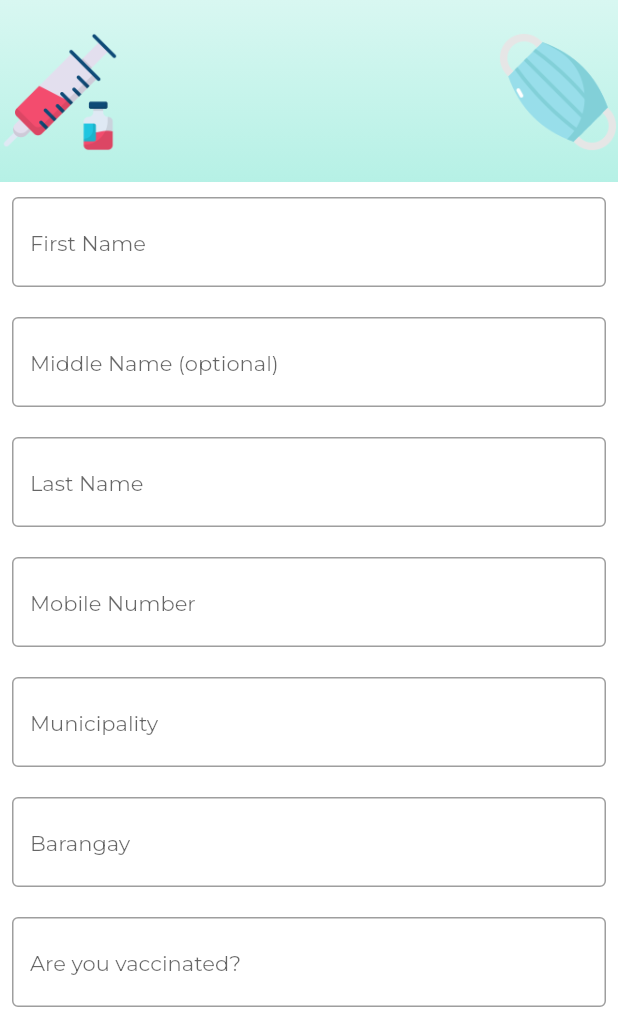
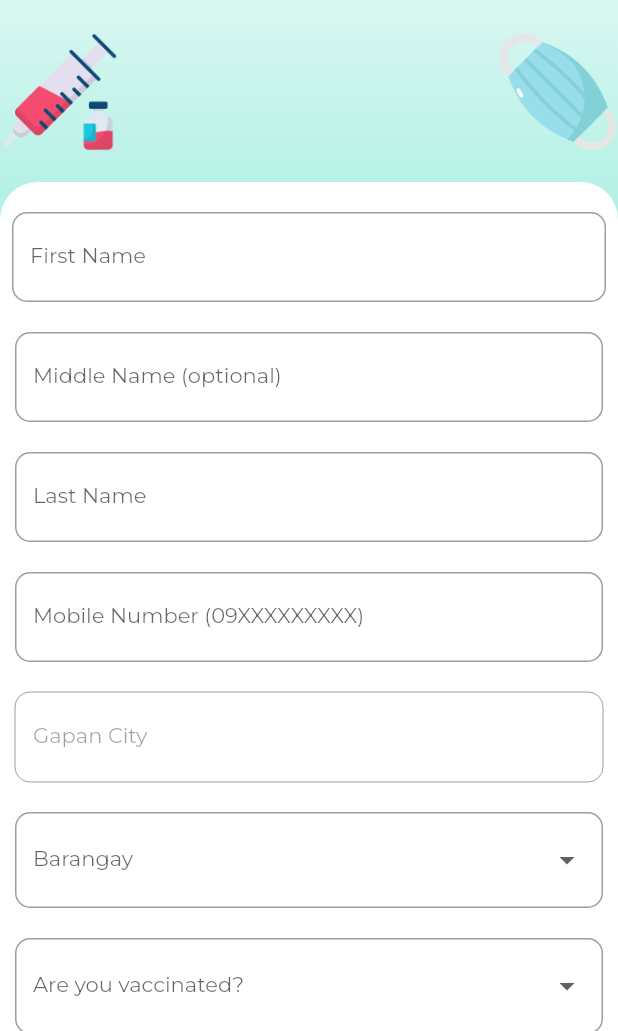
Before and after one commit to ilaynicholas/sp-mobile, a Flutter app: the screen it shows after launch, after a tap on "REGISTER", on a phone screen of 412 x 824 dp, the part 205-1236 px from its top. Run offline on Flutter 3.47's test engine with Material 2 defaults, Android fonts, the phone set to English and light mode, and no system bars; our stand-ins replace cloud_firestore, firebase_auth, firebase_core, google_fonts; accounts and stored records are empty; network calls fail.

Commit message:
added drowpdown select fields, form validation, and initial nav bar

```diff
--- a/lib/screens/register_user_screen.dart
+++ b/lib/screens/register_user_screen.dart
@@ -1,6 +1,8 @@
 import 'package:flutter/material.dart';
 import 'package:firebase_auth/firebase_auth.dart';
 import 'package:cloud_firestore/cloud_firestore.dart';
+
+import 'qr_screen.dart';
 
 class RegisterUserScreen extends StatefulWidget {
   const RegisterUserScreen({ Key? key }) : super(key: key);
@@ -16,11 +18,42 @@ class _RegisterUserScreenState extends State<RegisterUserScreen> {
   final middleNameController = TextEditingController();
   final lastNameController = TextEditingController();
   final numberController = TextEditingController();
-  final municipalityController = TextEditingController();
-  final barangayController = TextEditingController();
-  final vaccinationStatusController = TextEditingController();
 
   FirebaseAuth auth = FirebaseAuth.instance;
+
+  String? _selectedValueBarangay;
+  String? _selectedValueStatus;
+  List<String> barangays = [
+    "Balante",
+    "Bayanihan",
+    "Bulak",
+    "Bungo",
+    "Kapalangan",
+    "Mabuga",
+    "Maburak",
+    "Macabaklay",
+    "Mahipon",
+    "Malimba",
+    "Mangino",
+    "Marelo",
+    "Pambuan",
+    "Parcutela",
+    "Puting Tubig",
+    "San Lorenzo",
+    "San Nicolas",
+    "San Roque",
+    "San Vicente",
+    "Santa Cruz",
+    "Santo Cristo Norte",
+    "Santo Cristo Sur",
+    "Santo Niño"
+  ];
+  List<String> vaccinationStatuses = [
+    "Fully vaccinated with booster shot",
+    "Fully vaccinated without booster shot",
+    "One dose only",
+    "Not yet vaccinated"
+  ];
 
   @override
   void dispose() {
@@ -28,10 +61,6 @@ class _RegisterUserScreenState extends State<RegisterUserScreen> {
     middleNameController.dispose();
     lastNameController.dispose();
     numberController.dispose();
-    numberController.dispose();
-    municipalityController.dispose();
-    barangayController.dispose();
-    vaccinationStatusController.dispose();
     super.dispose();
   }
 
@@ -115,13 +144,20 @@ class _RegisterUserScreenState extends State<RegisterUserScreen> {
               ),
               const Padding(padding: EdgeInsets.symmetric(vertical: 10)),
               Container(
-                color: Colors.white,
+                decoration: const BoxDecoration(
+                  borderRadius: BorderRadius.only(
+                    topLeft: Radius.circular(25.0),
+                    topRight: Radius.circular(25.0)
+                  ),
+                  color: Colors.white
+                ),
                 child: Form(
                   key: _formKey,
+                  autovalidateMode: AutovalidateMode.disabled,
                   child: Column(
                     children: [
                       Padding(
-                        padding: const EdgeInsets.symmetric(horizontal: 8, vertical: 10),
+                        padding: const EdgeInsets.fromLTRB(8, 20, 8, 10),
                         child: TextFormField(
                           controller: firstNameController,
                           validator: (value) {
@@ -129,25 +165,29 @@ class _RegisterUserScreenState extends State<RegisterUserScreen> {
                             return null;
                           },
                           decoration: const InputDecoration(
-                            border: OutlineInputBorder(),
-                            hintText: "First Name",
-                            hintStyle: TextStyle(fontSize: 14)
+                            border: OutlineInputBorder(
+                              borderRadius: BorderRadius.all(Radius.circular(10))
+                            ),
+                            labelText: "First Name",
+                            labelStyle: TextStyle(fontSize: 14)
                           )
                         )
                       ),
                       Padding(
-                        padding: const EdgeInsets.symmetric(horizontal: 8, vertical: 10),
+                        padding: const EdgeInsets.symmetric(horizontal: 10, vertical: 10),
                         child: TextFormField(
                           controller: middleNameController,
                           decoration: const InputDecoration(
-                            border: OutlineInputBorder(),
-                            hintText: "Middle Name (optional)",
-                            hintStyle: TextStyle(fontSize: 14)
+                            border: OutlineInputBorder(
+                              borderRadius: BorderRadius.all(Radius.circular(10))
+                            ),
+                            labelText: "Middle Name (optional)",
+                            labelStyle: TextStyle(fontSize: 14)
                           )
                         )
                       ),
                       Padding(
-                        padding: const EdgeInsets.symmetric(horizontal: 8, vertical: 10),
+                        padding: const EdgeInsets.symmetric(horizontal: 10, vertical: 10),
                         child: TextFormField(
                           controller: lastNameController,
                           validator: (value) {
@@ -155,70 +195,112 @@ class _RegisterUserScreenState extends State<RegisterUserScreen> {
                             return null;
                           },
                           decoration: const InputDecoration(
-                            border: OutlineInputBorder(),
-                            hintText: "Last Name",
-                            hintStyle: TextStyle(fontSize: 14)
+                            border: OutlineInputBorder(
+                              borderRadius: BorderRadius.all(Radius.circular(10))
+                            ),
+                            labelText: "Last Name",
+                            labelStyle: TextStyle(fontSize: 14)
                           )
                         )
                       ),
                       Padding(
-                        padding: const EdgeInsets.symmetric(horizontal: 8, vertical: 10),
+                        padding: const EdgeInsets.symmetric(horizontal: 10, vertical: 10),
                         child: TextFormField(
                           controller: numberController,
                           validator: (value) {
                             if(value == null || value.isEmpty) return "Please enter your mobile number";
+                            if(value.length != 9) return "Please enter 11 digits";
                             return null;
                           },
                           decoration: const InputDecoration(
-                            border: OutlineInputBorder(),
-                            hintText: "Mobile Number",
-                            hintStyle: TextStyle(fontSize: 14)
+                            border: OutlineInputBorder(
+                              borderRadius: BorderRadius.all(Radius.circular(10))
+                            ),
+                            labelText: "Mobile Number (09XXXXXXXXX)",
+                            labelStyle: TextStyle(fontSize: 14),
+                            prefixText: "09"
                           )
                         )
                       ),
                       Padding(
-                        padding: const EdgeInsets.symmetric(horizontal: 8, vertical: 10),
+                        padding: const EdgeInsets.symmetric(horizontal: 10, vertical: 10),
                         child: TextFormField(
-                          controller: municipalityController,
-                          validator: (value) {
-                            if(value == null || value.isEmpty) return "Please select your municipality";
-                            return null;
-                          },
+                          enabled: false,
                           decoration: const InputDecoration(
-                            border: OutlineInputBorder(),
-                            hintText: "Municipality",
-                            hintStyle: TextStyle(fontSize: 14)
+                            border: OutlineInputBorder(
+                              borderRadius: BorderRadius.all(Radius.circular(10))
+                            ),
+                            labelText: "Gapan City",
+                            labelStyle: TextStyle(fontSize: 14)
                           )
                         )
                       ),
                       Padding(
-                        padding: const EdgeInsets.symmetric(horizontal: 8, vertical: 10),
-                        child: TextFormField(
-                          controller: barangayController,
+                        padding: const EdgeInsets.symmetric(horizontal: 10, vertical: 10),
+                        child: DropdownButtonFormField(
+                          value: _selectedValueBarangay,
+                          decoration: const InputDecoration(
+                            border: OutlineInputBorder(
+                              borderRadius: BorderRadius.all(Radius.circular(10))
+                            ),
+                            labelText: "Barangay",
+                            labelStyle: TextStyle(fontSize: 14)
+                          ),
+                          isExpanded: true,
+                          onChanged: (value) {
+                            setState(() {
+                              _selectedValueBarangay = value as String?;
+                            });
+                          },
+                          onSaved: (value) {
+                            setState(() {
+                              _selectedValueBarangay = value as String?;
+                            });
+                          },
                           validator: (value) {
-                            if(value == null || value.isEmpty) return "Please select your barangay";
+                            if(value == null) return "Please select a barangay";
                             return null;
                           },
-                          decoration: const InputDecoration(
-                            border: OutlineInputBorder(),
-                            hintText: "Barangay",
-                            hintStyle: TextStyle(fontSize: 14)
-                          )
+                          items: barangays.map((String val) {
+                            return DropdownMenuItem(
+                              value: val,
+                              child: Text(val)
+                            );
+                          }).toList()
                         )
                       ),
                       Padding(
-                        padding: const EdgeInsets.symmetric(horizontal: 8, vertical: 10),
-                        child: TextFormField(
-                          controller: vaccinationStatusController,
+                        padding: const EdgeInsets.symmetric(horizontal: 10, vertical: 10),
+                        child: DropdownButtonFormField(
+                          value: _selectedValueStatus,
+                          decoration: const InputDecoration(
+                            border: OutlineInputBorder(
+                              borderRadius: BorderRadius.all(Radius.circular(10))
+                            ),
+                            labelText: "Are you vaccinated?",
+                            labelStyle: TextStyle(fontSize: 14)
+                          ),
+                          isExpanded: true,
+                          onChanged: (value) {
+                            setState(() {
+                              _selectedValueStatus = value as String;
+                            });
+                          },
+                          onSaved: (value) {
+                            setState(() {
+                              _selectedValueStatus = value as String;
+                            });
+                          },
                           validator: (value) {
-                            if(value == null || value.isEmpty) return "Please select your vaccination status";
+                            if(value == null) return "Please select a vaccination status";
                             return null;
                           },
-                          decoration: const InputDecoration(
-                            border: OutlineInputBorder(),
-                            hintText: "Are you vaccinated?",
-                            hintStyle: TextStyle(fontSize: 14)
-                          )
+                          items: vaccinationStatuses.map((String val) {
+                            return DropdownMenuItem(
+                              value: val,
+                              child: Text(val)
+                            );
+                          }).toList()
                         )
                       ),
                       Padding(
@@ -226,18 +308,20 @@ class _RegisterUserScreenState extends State<RegisterUserScreen> {
                         child: ElevatedButton(
                           onPressed: () async {
                             if (_formKey.currentState!.validate()) {
+                              await auth.signInAnonymously();
                               addUser(
-                                firstNameController.text + middleNameController.text + lastNameController.text,
-                                numberController.text,
-                                municipalityController.text,
-                                barangayController.text,
-                                int.parse(vaccinationStatusController.text)
+                                FirebaseAuth.instance.currentUser!.uid,
+                                middleNameController.text == "" ? firstNameController.text + " " + lastNameController.text : firstNameController.text + " " + middleNameController.text + " " + lastNameController.text,
+                                "09" + numberController.text,
+                                "Gapan City",
+                                _selectedValueBarangay,
+                                vaccinationStatuses.indexOf(_selectedValueStatus!)
                               );
-                              // await auth.signInAnonymously();
+
                             }
                           },
                           child: const Text(
-                              "SUBMIT",
+                              "REGISTER",
                               style: TextStyle(
                                   fontSize: 24.0,
                                   fontWeight: FontWeight.bold
@@ -264,17 +348,21 @@ class _RegisterUserScreenState extends State<RegisterUserScreen> {
     );
   }
 
-  Future<void> addUser(name, number, municipality, barangay, vaccinationStatus) {
+  Future<void> addUser(uid, name, number, municipality, barangay, vaccinationStatus) {
       return FirebaseFirestore.instance
         .collection("users")
-        .add({
+        .doc(uid)
+        .set({
           'name': name,
           'number': number,
           'municipality': municipality,
           'barangay': barangay,
           'vaccinationStatus': vaccinationStatus
         })
-        .then((value) => print("User Added"))
-        .catchError((error) => print("Failed to add user: $error"));
+        .then((value) => Navigator.push(
+          context,
+          MaterialPageRoute(builder: (context) => const QRScreen())))
+        .catchError((error) => ScaffoldMessenger.of(context).showSnackBar(SnackBar(
+            content: Text(error))));
     }
 }
```
Also changed, not shown: lib/database/add_user.dart (deleted, +0 -35 lines), lib/screens/qr_screen.dart (added, +89 -0 lines), lib/screens/temp_screen.dart (+5 -5 lines).
